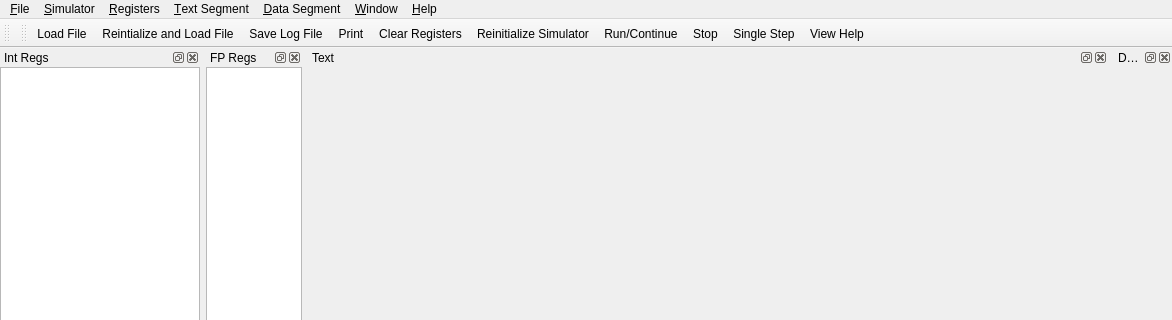
The window that QtSpim/spimview.ui (billsix/spim) describes before a commit, drawn with Qt 5; both pictures show x 0 to 1172 and y 0 to 320 of the 1172 by 770 pixel window.
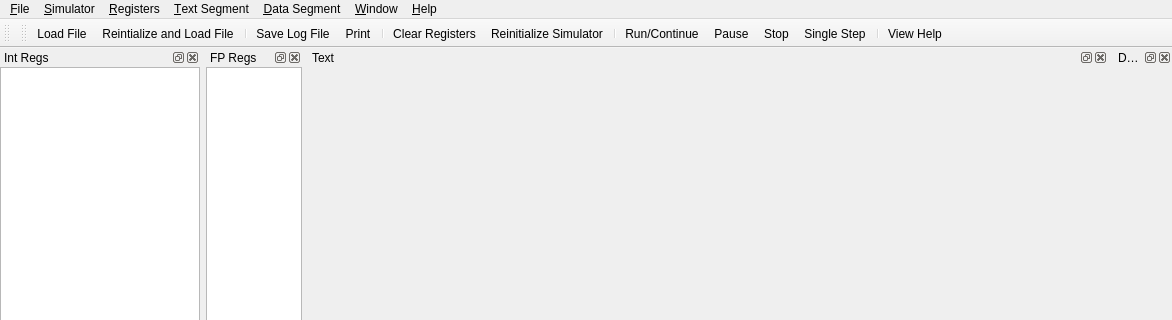
The same window after the commit. Icons and pictures are not drawn. Custom widgets are drawn as their Qt base class.

Commit message: Fixed up debugging by adding pause button Improved error messages Sped up formatting of data segment

```diff
--- a/QtSpim/spimview.ui
+++ b/QtSpim/spimview.ui
@@ -273,18 +273,20 @@
    <attribute name="toolBarArea">
     <enum>TopToolBarArea</enum>
    </attribute>
-   <attribute name="toolBarBreak">
-    <bool>false</bool>
-   </attribute>
    <addaction name="action_File_Load"/>
    <addaction name="action_File_Reload"/>
+   <addaction name="separator"/>
    <addaction name="action_File_SaveLog"/>
    <addaction name="action_File_Print"/>
+   <addaction name="separator"/>
    <addaction name="action_Sim_ClearRegisters"/>
    <addaction name="action_Sim_Reinitialize"/>
+   <addaction name="separator"/>
    <addaction name="action_Sim_Run"/>
+   <addaction name="action_Sim_Pause"/>
    <addaction name="action_Sim_Stop"/>
    <addaction name="action_Sim_SingleStep"/>
+   <addaction name="separator"/>
    <addaction name="action_Help_ViewHelp"/>
   </widget>
   <action name="action_File_Load">
@@ -354,6 +356,15 @@
     <string>F5</string>
    </property>
   </action>
+  <action name="action_Sim_Pause">
+   <property name="icon">
+    <iconset resource="windows_images.qrc">
+     <normaloff>:/icons/Pause.png</normaloff>:/icons/Pause.png</iconset>
+   </property>
+   <property name="text">
+    <string>&amp;Pause</string>
+   </property>
+  </action>
   <action name="action_Sim_Stop">
    <property name="icon">
     <iconset resource="windows_images.qrc">
```
Left out of the diff: 1 changed line with no effect on the pictures. The commit also changes 15 other files.
